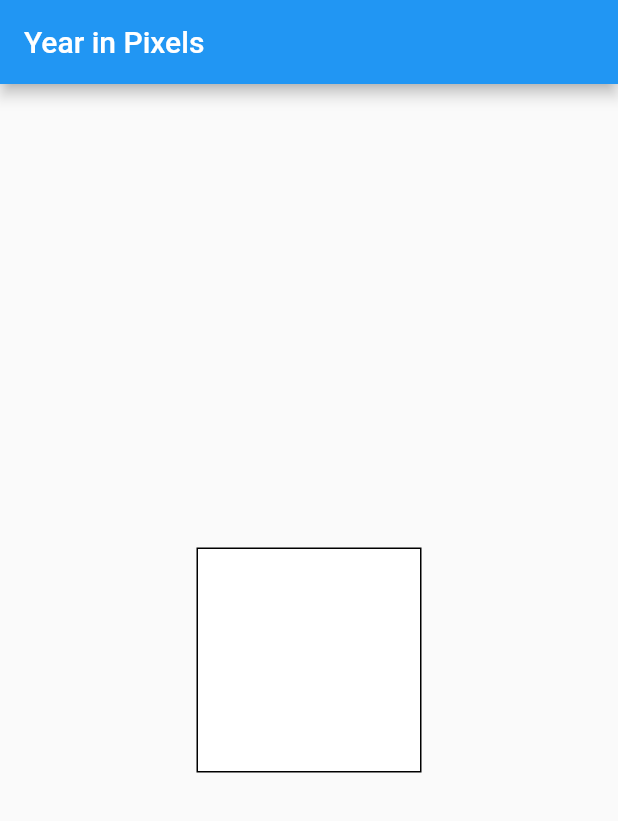
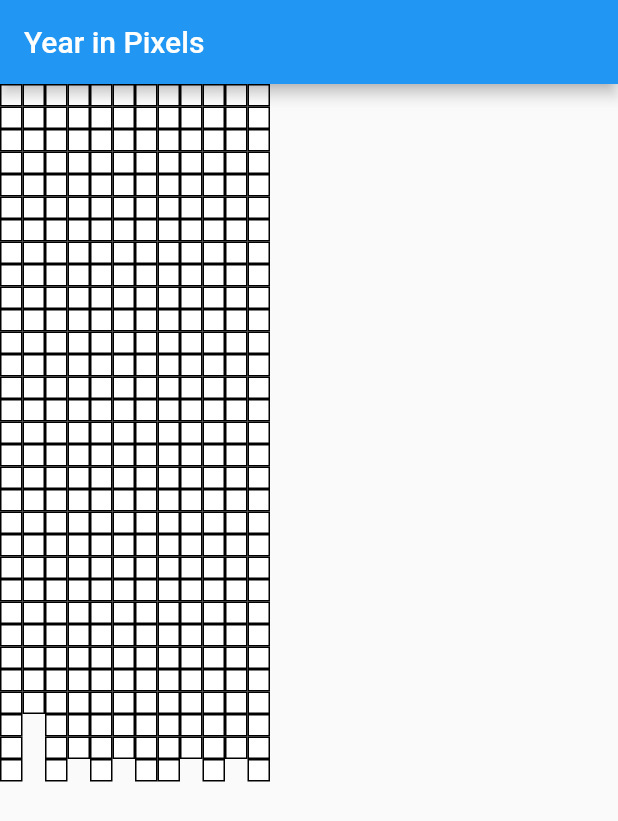
Before and after one commit to daniangelos/year-in-pixels, a Flutter app: the screen it shows after launch, on a phone screen of 412 x 824 dp. Shown: the top 821 px of the screen. Run offline on Flutter 3.47's test engine with Material 2 defaults, Android fonts, the phone set to English and light mode, and no system bars.

Commit message:
display grid for months

```diff
--- a/lib/daybox.dart
+++ b/lib/daybox.dart
@@ -14,8 +14,8 @@ class DayBoxState extends State<DayBox> {
           });
         },
         child: SizedBox(
-          width: 150,
-          height: 150,
+          width: 15,
+          height: 15,
           child: DecoratedBox(
             decoration: BoxDecoration(
               color: _color,
@@ -41,7 +41,7 @@ class DayBox extends StatefulWidget {
 }
 
 class ModalUpdateDayState extends State<ModalUpdateDay> {
-  final _colors = [Colors.pink, Colors.red, Colors.blue, Colors.green];
+  final _colors = [Colors.pink, Colors.black, Colors.blue, Colors.green];
   Color _selected = Colors.white;
 
   ModalUpdateDayState(Color currentColor) {
@@ -87,7 +87,7 @@ class ModalUpdateDayState extends State<ModalUpdateDay> {
 class ModalUpdateDay extends StatefulWidget {
   final Color currentColor;
 
-  ModalUpdateDay( {Key key, this.currentColor} ) : super(key: key);
+  ModalUpdateDay({ Key key, this.currentColor }) : super(key: key);
 
   @override
   ModalUpdateDayState createState() => ModalUpdateDayState(this.currentColor);
--- a/lib/grid.dart
+++ b/lib/grid.dart
@@ -1,9 +1,42 @@
 import 'package:flutter/material.dart';
 import './daybox.dart';
+import './util.dart';
 
 class Grid extends StatelessWidget {
+  final allMonths;
+  final year;
+
+  Grid({ Key key, this.year }) :
+    allMonths = getAllNumberOfDaysPerMonth(year).map((days) => Month(numberOfDays: days)).toList(),
+    super(key: key);
+
   @override
   Widget build(BuildContext context) {
-    return DayBox();
+    return
+      ListView.builder(
+        shrinkWrap: true,
+        scrollDirection: Axis.horizontal,
+        itemCount: allMonths.length, itemBuilder: (context, index) {
+          return allMonths[index];
+        },
+      );
   }
 }
+
+class Month extends StatelessWidget {
+  final int numberOfDays;
+  final dayBoxes;
+
+  Month({ Key key, this.numberOfDays }) :
+    dayBoxes = new List<DayBox>.generate(numberOfDays, (i) => DayBox()),
+    super(key: key);
+
+  @override
+  Widget build(BuildContext context) {
+    return
+      Column(
+        children: dayBoxes,
+      );
+  }
+
+}
--- a/lib/main.dart
+++ b/lib/main.dart
@@ -15,7 +15,7 @@ class MyApp extends StatelessWidget {
         appBar: AppBar(
           title: Text('Year in Pixels'),
         ),
-        body: Grid(),
+        body: Grid(year: 2019),
       ),
     );
   }
--- /dev/null
+++ b/lib/util.dart
@@ -0,0 +1,8 @@
+getAllNumberOfDaysPerMonth(year) {
+  int february = isLeapYear(year) ? 29 : 28;
+  return [31, february, 31, 30, 31, 30, 31, 31, 30, 31, 30, 31];
+}
+
+isLeapYear(year) {
+  return year % 4 == 0 && (year % 100 != 0 || year % 400 == 0);
+}
```
